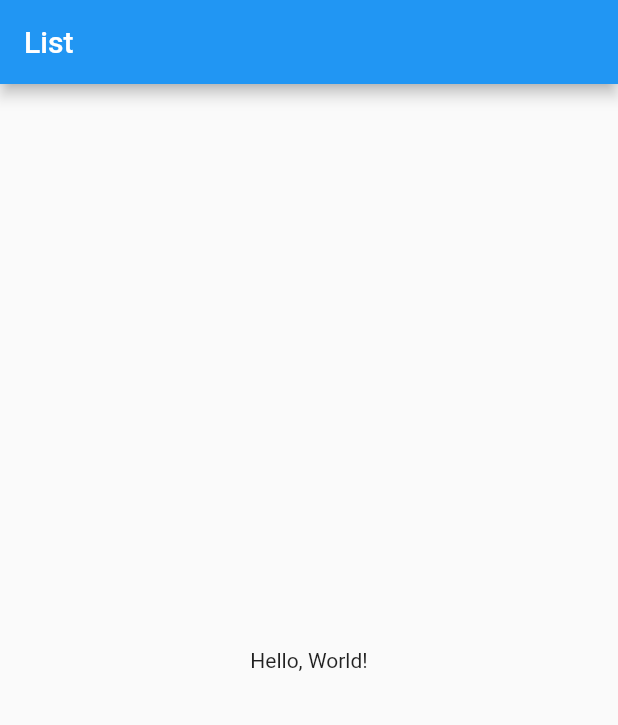
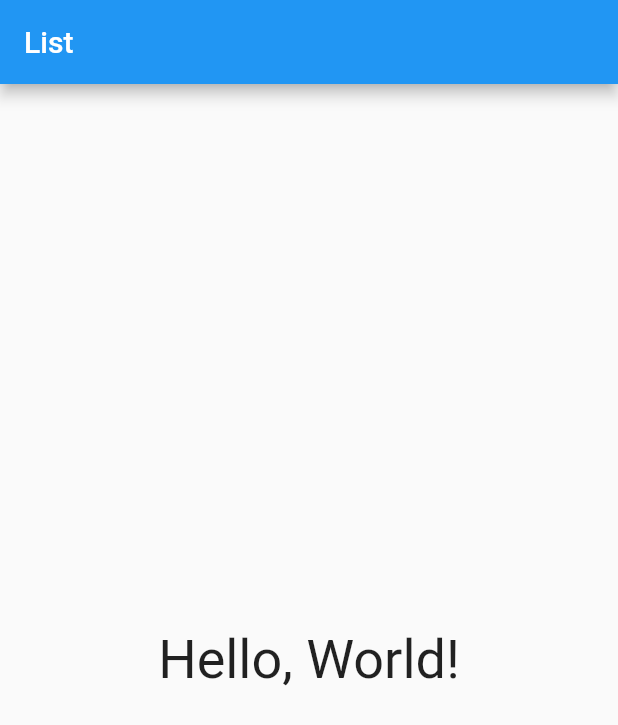
Before and after one commit to duliodenis/flutter_list, a Flutter app: the screen it shows after launch, on a phone screen of 412 x 824 dp. Shown: the top 725 px of the screen. Run offline on Flutter 3.47's test engine with Material 2 defaults, Android fonts, the phone set to English and light mode, and no system bars.

Commit message:
Added a TextStyle to the Text Widget

```diff
--- a/list_app/lib/main.dart
+++ b/list_app/lib/main.dart
@@ -11,9 +11,7 @@ class ListApp extends StatelessWidget {
           appBar: AppBar(
             title: Text("List")
           ),
-          body: Center(
-            child: HomeWidget(),
-          ),
+          body: HomeWidget()
         )
       );
     }
@@ -22,6 +20,8 @@ class ListApp extends StatelessWidget {
 class HomeWidget extends StatelessWidget {
   @override
     Widget build(BuildContext context) {
-      return Text("Hello, World!");
+      return Center(
+        child: Text("Hello, World!", style: TextStyle(fontSize: 36.0))
+      );
     }
 }
```
Also changed, not shown: 2 other files.
